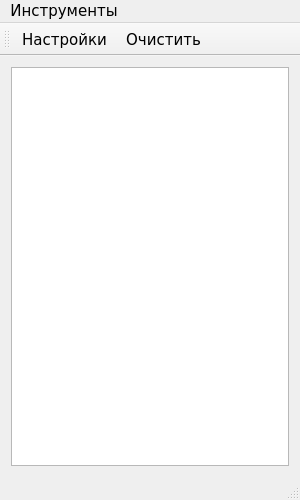
This is MainWindow.ui in 8Observer8/WeighingMachine as Qt 5 draws it before an edit. The edited form follows.
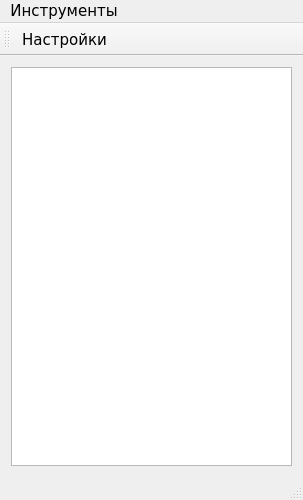
This is the edited form.

```diff
--- a/MainWindow.ui
+++ b/MainWindow.ui
@@ -6,7 +6,7 @@
    <rect>
     <x>0</x>
     <y>0</y>
-    <width>300</width>
+    <width>303</width>
     <height>500</height>
    </rect>
   </property>
@@ -31,7 +31,7 @@
     <rect>
      <x>0</x>
      <y>0</y>
-     <width>300</width>
+     <width>303</width>
      <height>21</height>
     </rect>
    </property>
@@ -54,7 +54,6 @@
     <bool>false</bool>
    </attribute>
    <addaction name="actionSettings"/>
-   <addaction name="actionClear"/>
   </widget>
   <widget class="QStatusBar" name="statusBar"/>
   <action name="actionSettings">
```
